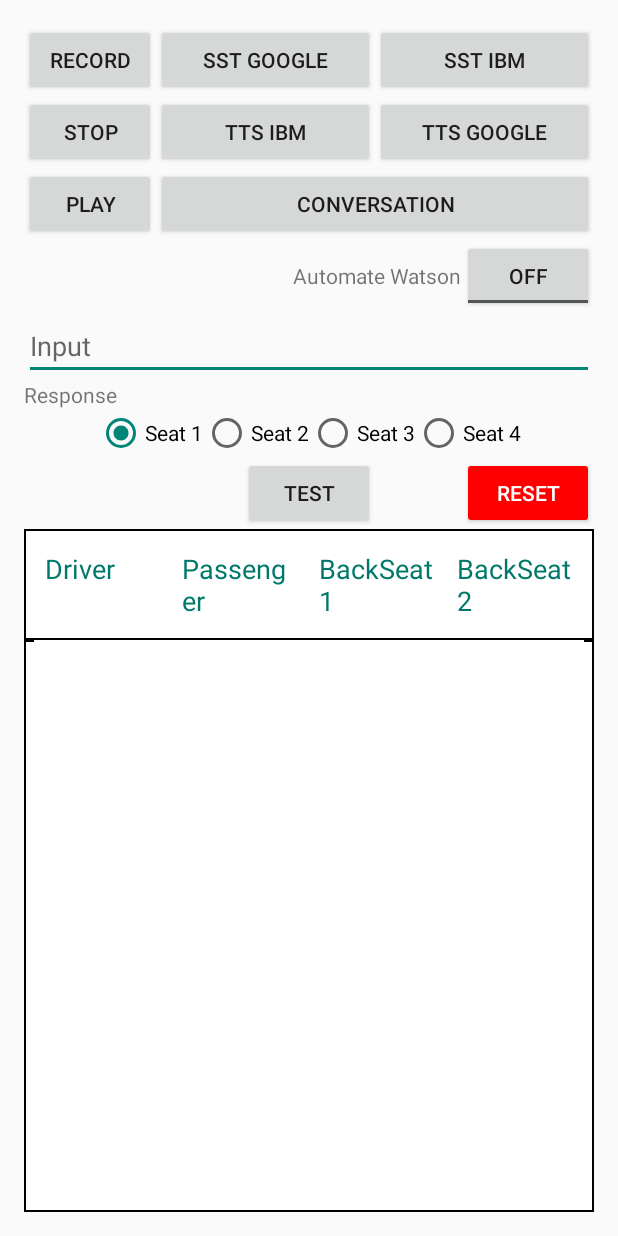
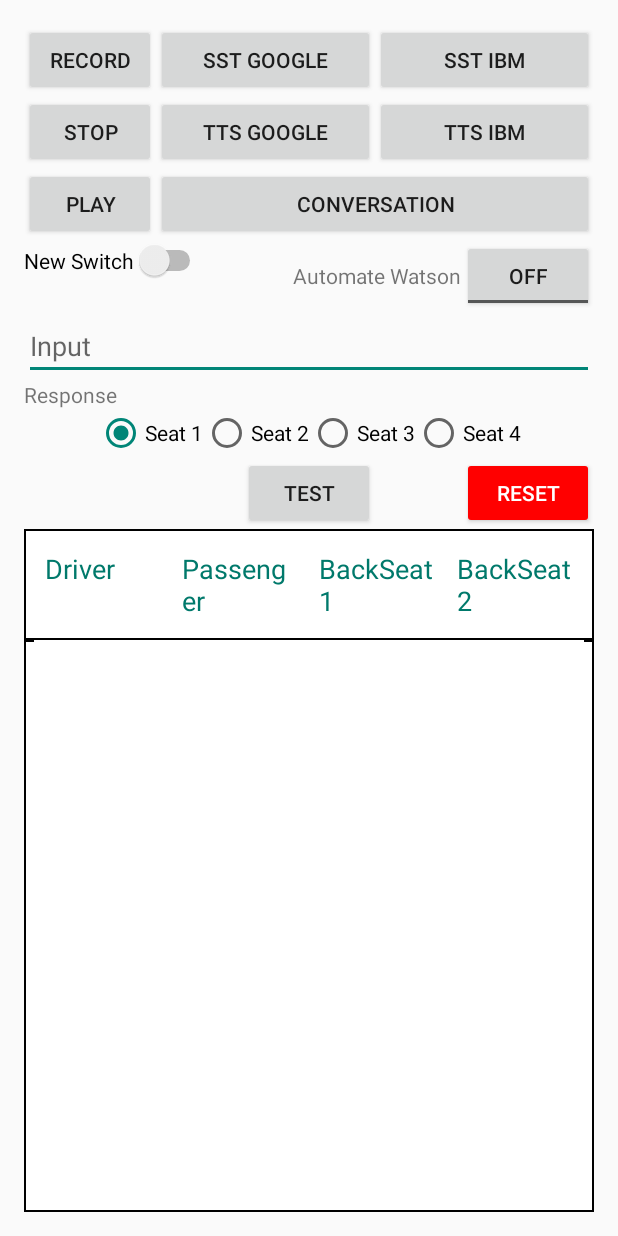
Before and after one commit to BeiwenLiu/IBMConversationApp, an Android app: the layout activity_main.xml on its own in the app's theme, with its tools: preview values and no code run, on a phone screen of 412 x 824 dp. Run offline under Robolectric (Android 15) with nearby library versions, the phone set to English and light mode, and no system bars; network calls fail.

Commit message:
Add switching functionality between Google STT / TTS and IBM STT / TTS

```diff
--- a/app/src/main/res/layout/activity_main.xml
+++ b/app/src/main/res/layout/activity_main.xml
@@ -46,7 +46,7 @@
         android:layout_alignTop="@+id/button_1"
         android:layout_alignRight="@+id/test"
         android:layout_alignEnd="@+id/test"
-        android:layout_above="@+id/button_2" />
+        android:layout_above="@+id/button_2"/>
 
     <TextView
         android:layout_width="wrap_content"
@@ -64,11 +64,11 @@
         android:layout_height="wrap_content"
         android:text="TTS IBM"
         android:id="@+id/tts"
-        android:layout_alignBottom="@+id/button_2"
-        android:layout_toRightOf="@+id/button_2"
-        android:layout_alignRight="@+id/stt"
-        android:layout_alignEnd="@+id/stt"
-        android:layout_below="@+id/stt" />
+        android:layout_alignTop="@+id/button_2"
+        android:layout_alignLeft="@+id/sstIBM"
+        android:layout_alignStart="@+id/sstIBM"
+        android:layout_alignRight="@+id/button_4"
+        android:layout_alignEnd="@+id/button_4" />
 
     <EditText
         android:layout_width="wrap_content"
@@ -128,10 +128,7 @@
         android:gravity="center"
         android:id="@+id/radioGroup"
         android:layout_below="@+id/textView"
-        android:layout_alignParentLeft="true"
-        android:layout_alignParentStart="true"
-        android:layout_alignRight="@+id/button_4"
-        android:layout_alignEnd="@+id/button_4">
+        android:layout_centerHorizontal="true">
 
 
         <RadioButton
@@ -322,14 +319,25 @@
         android:layout_alignRight="@+id/button_4"
         android:layout_alignEnd="@+id/button_4" />
 
+    <Switch
+        android:layout_width="wrap_content"
+        android:layout_height="wrap_content"
+        android:text="New Switch"
+        android:id="@+id/switch1"
+        android:checked="false"
+        android:layout_below="@+id/button_3"
+        android:layout_alignParentLeft="true"
+        android:layout_alignParentStart="true" />
+
     <Button
         android:layout_width="wrap_content"
         android:layout_height="wrap_content"
         android:text="TTS GOOGLE"
         android:id="@+id/ttsGoogle"
-        android:layout_alignBottom="@+id/tts"
-        android:layout_toRightOf="@+id/stt"
-        android:layout_alignRight="@+id/sstIBM"
-        android:layout_alignEnd="@+id/sstIBM" />
+        android:layout_above="@+id/button_4"
+        android:layout_alignLeft="@+id/button_4"
+        android:layout_alignStart="@+id/button_4"
+        android:layout_alignRight="@+id/stt"
+        android:layout_alignEnd="@+id/stt" />
 
 </RelativeLayout>
```
Also changed, not shown: app/src/main/java/com/example/macbookretina/ibmconversation/APICall.java (+39 -1 lines), app/src/main/java/com/example/macbookretina/ibmconversation/MainActivity.java (+194 -59 lines), 1 other file.
